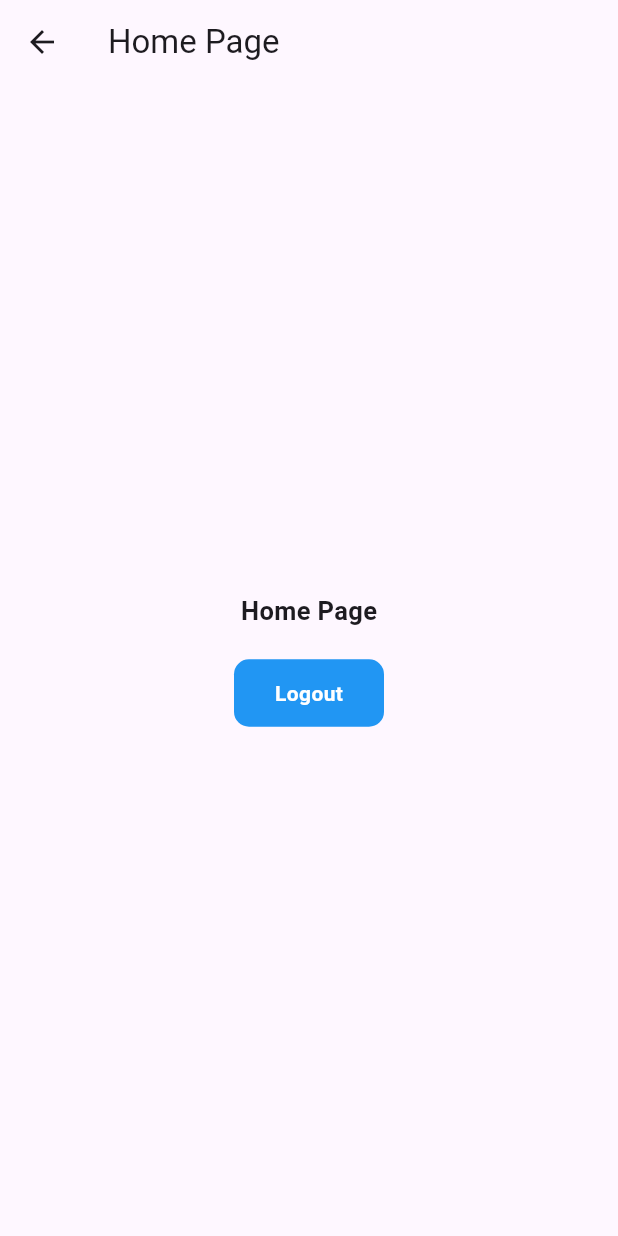
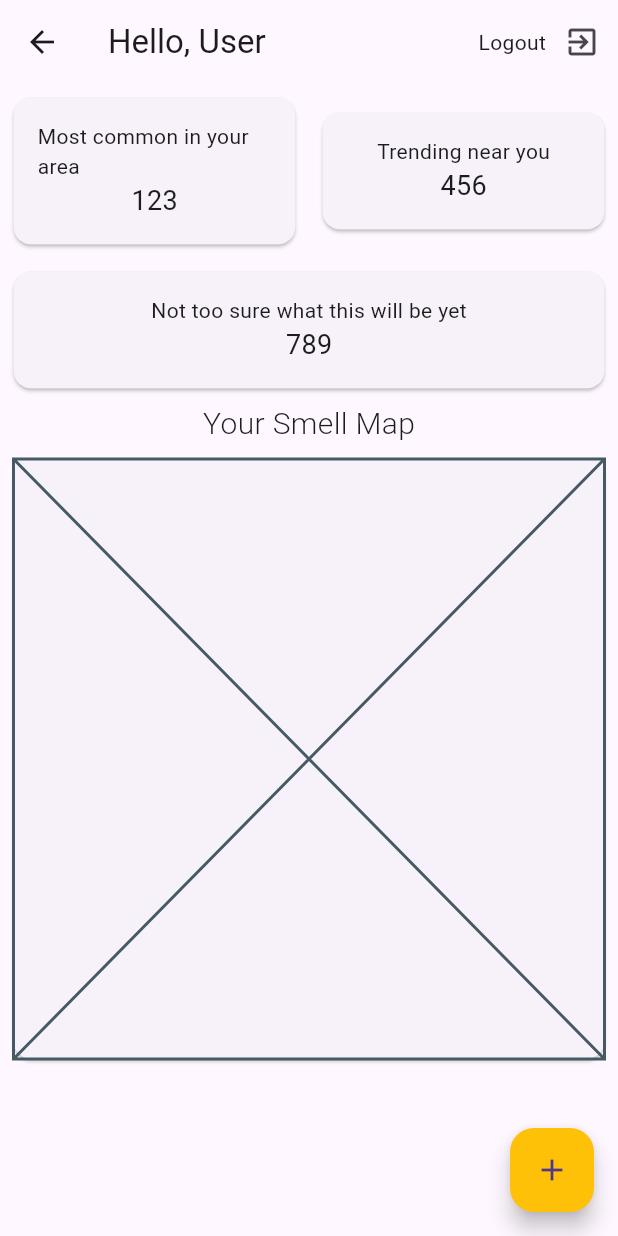
Before and after one commit to edg35/aroma, a Flutter app: the HomePage screen opened by its route, on a phone screen of 412 x 824 dp. Run offline on Flutter 3.47's test engine with Material 3 defaults, Android fonts, the light colour scheme and no system bars; our stand-ins replace firebase_auth, firebase_core, fluttertoast; accounts and stored records are empty.

Commit message:
mobile dashboard work

```diff
--- a/aroma_app/aroma_flutter/lib/features/app/splash_screen/splash_screen.dart
+++ b/aroma_app/aroma_flutter/lib/features/app/splash_screen/splash_screen.dart
@@ -11,7 +11,7 @@ class SplashScreen extends StatefulWidget {
 class _SplashScreenState extends State<SplashScreen> {
   @override
   void initState() {
-    Future.delayed(const Duration(seconds: 3), () {
+    Future.delayed(const Duration(seconds: 1), () {
       Navigator.pushAndRemoveUntil(
           context,
           MaterialPageRoute(builder: (context) => widget.child!),
@@ -25,11 +25,11 @@ class _SplashScreenState extends State<SplashScreen> {
   Widget build(BuildContext context) {
     return const Scaffold(
       body: Center(
-        child: Text('Splash Screen',
-            style: TextStyle(
-                color: Colors.black,
-                fontSize: 24,
-                fontWeight: FontWeight.bold)),
+        child: Text(
+          'Splash Screen',
+          style: TextStyle(
+              color: Colors.black, fontSize: 24, fontWeight: FontWeight.bold),
+        ),
       ),
     );
   }
--- a/aroma_app/aroma_flutter/lib/features/user_auth/presentation/pages/home_page.dart
+++ b/aroma_app/aroma_flutter/lib/features/user_auth/presentation/pages/home_page.dart
@@ -2,55 +2,165 @@ import 'package:aroma_flutter/features/user_auth/presentation/pages/login_page.d
 import 'package:aroma_flutter/global/common/toast.dart';
 import 'package:firebase_auth/firebase_auth.dart';
 import 'package:flutter/material.dart';
+
+// TODO: build out home page UI
+/*
+  3. add graphs of live data in the dashboard
+  4. build api and add dummy data
+*/
 
 class HomePage extends StatelessWidget {
   const HomePage({super.key});
 
   @override
   Widget build(BuildContext context) {
-    return Scaffold(
+    return SafeArea(
+      child: Scaffold(
         appBar: AppBar(
-        title: const Text('Home Page'),
+          title: const Text('Hello, User'),
+          actions: <Widget>[
+            const Text('Logout'),
+            IconButton(
+              icon: const Icon(Icons.exit_to_app),
+              onPressed: () async {
+                await FirebaseAuth.instance.signOut();
+                showToast(message: 'Logged out');
+                Navigator.of(context).pushReplacement(
+                  MaterialPageRoute(
+                    builder: (context) => const LoginPage(),
                   ),
-      body: Column(
-        mainAxisAlignment: MainAxisAlignment.center,
-        crossAxisAlignment: CrossAxisAlignment.center,
+                );
+              },
+            ),
+          ],
+        ),
+        body: LayoutBuilder(
+          builder: (context, constraints) {
+            if (constraints.maxWidth > 800) {
+              // Desktop layout: 1 row of 4 cards (equal width)
+              return Row(
                 children: [
-          const Text(
-            "Home Page",
-            style: TextStyle(fontSize: 17, fontWeight: FontWeight.bold),
+                  // Navigation menu...
+                  Expanded(
+                    child: Padding(
+                      padding: const EdgeInsets.all(20.0),
+                      child: Row(
+                        children: [
+                          for (int i = 0; i < 4; i++) // Loop to create 4 cards
+                            Expanded(
+                              child: DashboardCard(
+                                title: 'Card ${i + 1} Title',
+                                value: '${i + 1}00',
                               ),
-          const SizedBox(
-            height: 20,
-            width: double.infinity,
                             ),
-          GestureDetector(
-            onTap: () {
-              FirebaseAuth.instance.signOut();
-              Navigator.pushAndRemoveUntil(
-                  context,
-                  MaterialPageRoute(builder: (context) => const LoginPage()),
-                  (route) => false);
-              showToast(message: "Logged out successfully");
-            },
-            child: Container(
-              width: 100,
-              height: 45,
-              decoration: BoxDecoration(
-                borderRadius: BorderRadius.circular(10),
-                color: Colors.blue,
-              ),
-              child: const Center(
-                child: Text(
-                  "Logout",
-                  style: TextStyle(
-                      color: Colors.white, fontWeight: FontWeight.bold),
-                ),
+                        ],
                       ),
                     ),
                   ),
                 ],
+              );
+            } else {
+              // Mobile layout: 2 rows of 2 cards (equal width)
+              return const SingleChildScrollView(
+                child: Column(
+                  children: [
+                    Padding(
+                      padding: EdgeInsets.all(5.0),
+                      child: Row(
+                        children: [
+                          Expanded(
+                            child: DashboardCard(
+                              title: 'Most common in your area',
+                              value: '123',
+                            ),
+                          ),
+                          SizedBox(width: 10.0), // spacing between cards
+                          Expanded(
+                            child: DashboardCard(
+                              title: 'Trending near you',
+                              value: '456',
+                            ),
+                          ),
+                        ],
+                      ),
+                    ),
+                    Padding(
+                      padding: EdgeInsets.all(5.0),
+                      child: Row(
+                        children: [
+                          Expanded(
+                            child: DashboardCard(
+                              title: 'Not too sure what this will be yet',
+                              value: '789',
+                            ),
+                          ),
+                        ],
+                      ),
+                    ),
+                    Text(
+                      "Your Smell Map",
+                      style: TextStyle(
+                        fontSize: 20.0,
+                        fontWeight: FontWeight.w300,
+                      ),
+                    ),
+                    Padding(
+                      padding: EdgeInsets.all(5.0),
+                      child: Row(
+                        children: [
+                          Expanded(child: DashboardMapCard()),
+                        ],
+                      ),
+                    )
+                  ],
+                ),
+              );
+            }
+          },
+        ),
+        floatingActionButton: FloatingActionButton(
+          onPressed: () => {
+            // link to report page
+            Navigator.pushNamed(context, '/newreport')
+          },
+          backgroundColor: Colors.amber,
+          child: const Icon(Icons.add),
+        ),
       ),
     );
   }
 }
+
+// Replace this with your actual dashboard card widget
+class DashboardCard extends StatelessWidget {
+  final String title;
+  final String value;
+
+  const DashboardCard({super.key, required this.title, required this.value});
+
+  @override
+  Widget build(BuildContext context) {
+    return Card(
+      child: Padding(
+        padding: const EdgeInsets.all(16.0),
+        child: Column(
+          children: [
+            Text(title),
+            Text(value, style: const TextStyle(fontSize: 18.0)),
+          ],
+        ),
+      ),
+    );
+  }
+}
+
+class DashboardMapCard extends StatelessWidget {
+  const DashboardMapCard({super.key});
+
+  @override
+  Widget build(BuildContext context) {
+    return const Card(
+      child: Placeholder(),
+    );
+  }
+}
--- a/aroma_app/aroma_flutter/lib/features/user_auth/presentation/pages/login_page.dart
+++ b/aroma_app/aroma_flutter/lib/features/user_auth/presentation/pages/login_page.dart
@@ -84,7 +84,8 @@ class _LoginPageState extends State<LoginPage> {
                                 color: Colors.white,
                                 fontWeight: FontWeight.bold),
                           ),
-                    )),
+                  ),
+                ),
               ),
               const SizedBox(
                 height: 10,
--- /dev/null
+++ b/aroma_app/aroma_flutter/lib/features/user_auth/presentation/pages/report_page.dart
@@ -0,0 +1,15 @@
+import 'package:flutter/material.dart';
+
+class ReportPage extends StatefulWidget {
+  const ReportPage({super.key});
+
+  @override
+  State<ReportPage> createState() => _ReportPageState();
+}
+
+class _ReportPageState extends State<ReportPage> {
+  @override
+  Widget build(BuildContext context) {
+    return const Placeholder();
+  }
+}
--- a/aroma_app/aroma_flutter/lib/features/user_auth/presentation/widgets/form_container_widget.dart
+++ b/aroma_app/aroma_flutter/lib/features/user_auth/presentation/widgets/form_container_widget.dart
@@ -12,8 +12,8 @@ class FormContainerWidget extends StatefulWidget {
   final ValueChanged<String>? onFieldSubmitted;
   final TextInputType? inputType;
 
-  const FormContainerWidget(
-      {super.key,
+  const FormContainerWidget({
+    super.key,
     this.controller,
     this.isPasswordField,
     this.fieldKey,
@@ -23,7 +23,8 @@ class FormContainerWidget extends StatefulWidget {
     this.onSaved,
     this.validator,
     this.onFieldSubmitted,
-      this.inputType});
+    this.inputType,
+  });
 
   @override
   // ignore: library_private_types_in_public_api
--- a/aroma_app/aroma_flutter/lib/main.dart
+++ b/aroma_app/aroma_flutter/lib/main.dart
@@ -1,6 +1,7 @@
 import 'package:aroma_flutter/features/app/splash_screen/splash_screen.dart';
 import 'package:aroma_flutter/features/user_auth/presentation/pages/home_page.dart';
 import 'package:aroma_flutter/features/user_auth/presentation/pages/login_page.dart';
+import 'package:aroma_flutter/features/user_auth/presentation/pages/report_page.dart';
 import 'package:aroma_flutter/features/user_auth/presentation/pages/signup_page.dart';
 import 'package:firebase_core/firebase_core.dart';
 import 'package:flutter/foundation.dart';
@@ -36,11 +37,13 @@ class MyApp extends StatelessWidget {
       routes: {
         '/': (context) => const SplashScreen(
               // Here, you can decide whether to show the LoginPage or HomePage based on user authentication
-              child: LoginPage(),
+              // TODO: Change this back to login when done working
+              child: HomePage(),
             ),
         '/login': (context) => const LoginPage(),
         '/signUp': (context) => const SignUpPage(),
         '/home': (context) => const HomePage(),
+        '/newreport': (context) => const ReportPage(),
       },
     );
   }
```
Lines whose indentation alone changed are shown as unchanged.
